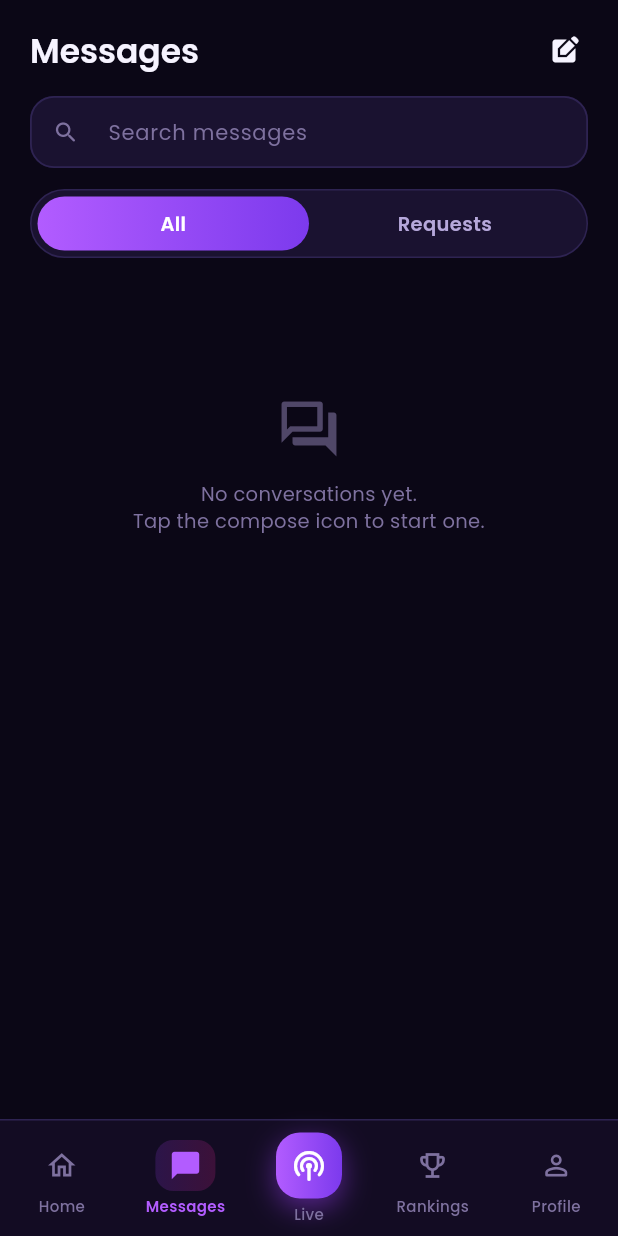
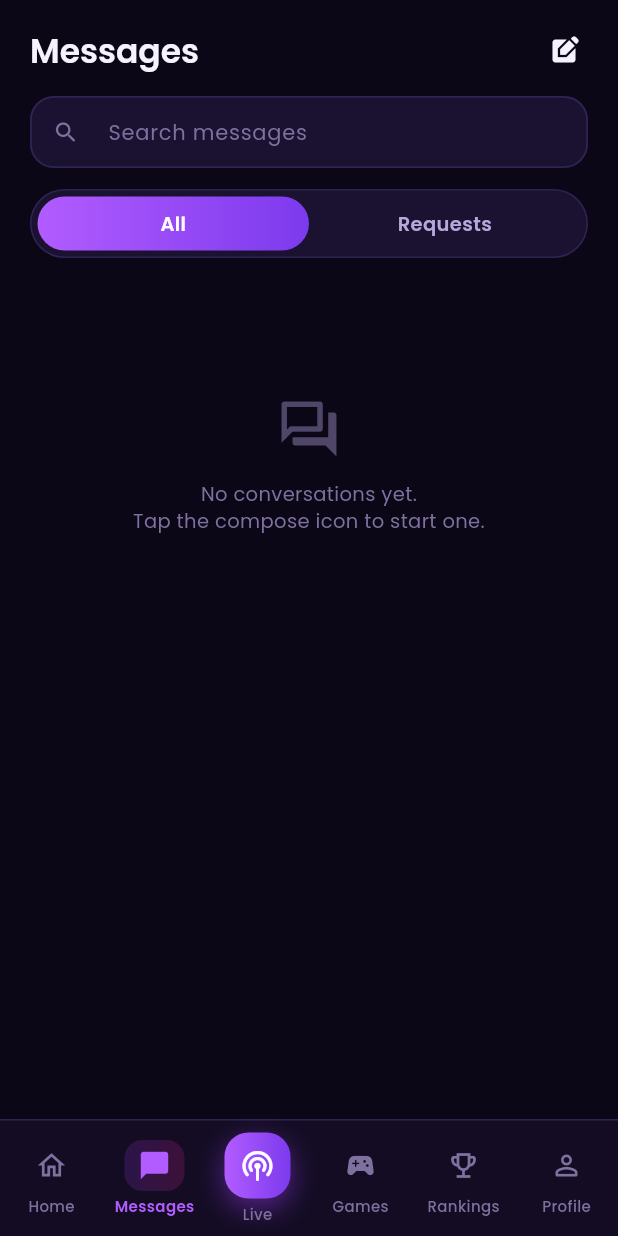
Before and after one commit to KDR9MGR/sabalive, a Flutter app: the screen it shows once a user with an empty profile is signed in, item 2 of the bottom bar chosen, on a phone screen of 412 x 824 dp. Run offline on Flutter 3.47's test engine with Material 3 defaults, Android fonts, the phone set to English and light mode, and no system bars; our stand-ins replace google_fonts, permission_handler, shared_preferences, smooth_page_indicator, supabase_flutter, video_player; missing offline and left inert: agora_rtc_engine; accounts and stored records are empty; network calls fail.

Commit message:
Fix stale live streams, restyle home/live nav, add live theming foundation
- Root cause of "Live Now cards don't work": streams never got marked
  ended when a host force-quit, so ~9 rows sat at status='live' for up
  to 9 days. Added a heartbeat column + pg_cron job that auto-ends any
  stream whose host has missed heartbeats for 90s, and cleared the
  stale rows. Both broadcast and PK screens now heartbeat every 30s.
- Home screen: removed the mock-data fallback for Live Now (real empty
  state instead), added the "SABA LIVE" wordmark, replaced the fake
  "Weekend Live Party" banner with a real "Welcome back" card wired to
  Go Live.
- Live screen: was never wired to real streams at all (100% mock,
  regardless of what was actually live) — now uses LiveStreamsController.
  Games moved from a top-right icon into the global bottom nav next to
  Live; Go Live Now is now a floating pill above the nav bar instead of
  a full-width banner.
- New theming foundation: app_config (already admin-editable, already
  had an unused brand_color column) gained accent_color and font_family.
  A new ThemeConfigController loads and live-subscribes to it, driving
  the root MaterialApp theme via google_fonts — an admin-panel colour or
  font change now reaches running apps without a release. Scoped to the
  ambient Material theme for now; screens hardcoding AppColors directly
  are a separate follow-up.

Co-Authored-By: Claude Sonnet 5 <noreply@anthropic.com>

```diff
--- a/lib/app.dart
+++ b/lib/app.dart
@@ -10,6 +10,7 @@ import 'state/auth_controller.dart';
 import 'state/calls_controller.dart';
 import 'state/live_streams_controller.dart';
 import 'state/session_controller.dart';
+import 'state/theme_config_controller.dart';
 import 'state/wallet_controller.dart';
 import 'theme/app_theme.dart';
 
@@ -25,12 +26,19 @@ class SabaLiveApp extends StatelessWidget {
         ChangeNotifierProvider(create: (_) => SessionController()),
         ChangeNotifierProvider(create: (_) => LiveStreamsController()),
         ChangeNotifierProvider(create: (_) => CallsController()),
+        ChangeNotifierProvider(create: (_) => ThemeConfigController()),
       ],
-      child: MaterialApp(
-        title: 'SABALIVE',
-        debugShowCheckedModeBanner: false,
-        theme: AppTheme.dark,
-        home: const _RootGate(),
+      child: Consumer<ThemeConfigController>(
+        builder: (context, themeConfig, _) => MaterialApp(
+          title: 'SABALIVE',
+          debugShowCheckedModeBanner: false,
+          theme: AppTheme.dark(
+            primary: themeConfig.primary,
+            secondary: themeConfig.secondary,
+            fontFamilyOverride: themeConfig.fontFamily,
+          ),
+          home: const _RootGate(),
+        ),
       ),
     );
   }
--- a/lib/features/shell/main_shell.dart
+++ b/lib/features/shell/main_shell.dart
@@ -1,6 +1,7 @@
 import 'package:flutter/material.dart';
 import 'package:provider/provider.dart';
 
+import '../../router/app_nav.dart';
 import '../../state/session_controller.dart';
 import '../../theme/app_colors.dart';
 import '../home/home_screen.dart';
@@ -12,7 +13,9 @@ import '../profile/profile_screen.dart';
 class MainShell extends StatelessWidget {
   const MainShell({super.key});
 
-  // "Live" sits in the centre slot — the prominent raised button.
+  // "Live" sits in the centre slot — the prominent raised button. "Games"
+  // sits right next to it but isn't one of the IndexedStack pages below —
+  // it pushes its own screen instead of swapping tabs.
   static const _tabs = [
     _TabDef('Home', Icons.home_rounded, Icons.home_outlined),
     _TabDef('Messages', Icons.chat_bubble_rounded, Icons.chat_bubble_outline_rounded),
@@ -75,21 +78,48 @@ class _BottomBar extends StatelessWidget {
         border: const Border(top: BorderSide(color: AppColors.stroke)),
       ),
       child: Row(
-        children: List.generate(tabs.length, (i) {
-          final selected = i == index;
-          final isLive = i == MainShell._liveIndex;
+        children: [
+          for (var i = 0; i < tabs.length; i++) ...[
+            _item(
+              icon: index == i ? tabs[i].active : tabs[i].inactive,
+              label: tabs[i].label,
+              selected: index == i,
+              raised: i == MainShell._liveIndex,
+              onTap: () => onTap(i),
+            ),
+            if (i == MainShell._liveIndex)
+              _item(
+                icon: Icons.sports_esports_rounded,
+                label: 'Games',
+                selected: false,
+                raised: false,
+                onTap: () => AppNav.games(context),
+              ),
+          ],
+        ],
+      ),
+    );
+  }
+
+  Widget _item({
+    required IconData icon,
+    required String label,
+    required bool selected,
+    required bool raised,
+    required VoidCallback onTap,
+  }) {
     return Expanded(
       child: GestureDetector(
         behavior: HitTestBehavior.opaque,
-              onTap: () => onTap(i),
+        onTap: onTap,
         child: Column(
           mainAxisSize: MainAxisSize.min,
           children: [
             Container(
-                    width: isLive ? 44 : 40,
-                    height: isLive ? 44 : 34,
+              width: raised ? 44 : 40,
+              height: raised ? 44 : 34,
               decoration: BoxDecoration(
-                      gradient: isLive
+                gradient: raised
                     ? AppColors.primaryGradient
                     : selected
                         ? LinearGradient(colors: [
@@ -97,8 +127,8 @@ class _BottomBar extends StatelessWidget {
                             AppColors.magenta.withValues(alpha: 0.18),
                           ])
                         : null,
-                      borderRadius: BorderRadius.circular(isLive ? 16 : 12),
-                      boxShadow: isLive
+                borderRadius: BorderRadius.circular(raised ? 16 : 12),
+                boxShadow: raised
                     ? [
                         BoxShadow(
                           color: AppColors.primary.withValues(alpha: 0.5),
@@ -109,9 +139,9 @@ class _BottomBar extends StatelessWidget {
                     : null,
               ),
               child: Icon(
-                      selected ? tabs[i].active : tabs[i].inactive,
-                      size: isLive ? 24 : 22,
-                      color: isLive
+                icon,
+                size: raised ? 24 : 22,
+                color: raised
                     ? Colors.white
                     : selected
                         ? AppColors.primaryBright
@@ -120,22 +150,17 @@ class _BottomBar extends StatelessWidget {
             ),
             const SizedBox(height: 3),
             Text(
-                    tabs[i].label,
+              label,
               style: TextStyle(
                 fontFamily: 'Poppins',
                 fontSize: 10,
                 fontWeight: selected ? FontWeight.w600 : FontWeight.w500,
-                      color: selected
-                          ? AppColors.primaryBright
-                          : AppColors.textMuted,
+                color: selected ? AppColors.primaryBright : AppColors.textMuted,
               ),
             ),
           ],
         ),
       ),
     );
-        }),
-      ),
-    );
   }
 }
--- /dev/null
+++ b/lib/state/theme_config_controller.dart
@@ -0,0 +1,70 @@
+import 'package:flutter/material.dart';
+import 'package:supabase_flutter/supabase_flutter.dart';
+
+import '../config/supabase_client.dart';
+
+/// Loads branding (primary/accent colour, font family) from the admin-panel
+/// -editable `app_config` singleton and keeps it live via Realtime, so a
+/// change made in the admin panel reaches running apps without a release —
+/// no app-store update needed for a recolour.
+///
+/// This is the *foundation*: it drives the root MaterialApp theme (default
+/// Material component styling, Theme.of(context).textTheme). Most screens
+/// in this app hardcode `AppColors.xxx` directly rather than reading from
+/// the ambient theme, so they won't visually change until migrated onto
+/// this controller — a separate, larger follow-up.
+class ThemeConfigController extends ChangeNotifier {
+  ThemeConfigController() {
+    _load();
+    _channel = supabase
+        .channel('public:app_config:theme')
+        .onPostgresChanges(
+          event: PostgresChangeEvent.update,
+          schema: 'public',
+          table: 'app_config',
+          callback: (_) => _load(),
+        )
+        .subscribe();
+  }
+
+  Color _primary = const Color(0xFF7C3AED);
+  Color _secondary = const Color(0xFFF5279B);
+  String _fontFamily = 'Poppins';
+  RealtimeChannel? _channel;
+
+  Color get primary => _primary;
+  Color get secondary => _secondary;
+  String get fontFamily => _fontFamily;
+
+  Future<void> _load() async {
+    try {
+      final row = await supabase
+          .from('app_config')
+          .select('brand_color, accent_color, font_family')
+          .maybeSingle();
+      if (row == null) return;
+      _primary = _parseColor(row['brand_color'] as String?) ?? _primary;
+      _secondary = _parseColor(row['accent_color'] as String?) ?? _secondary;
+      final font = (row['font_family'] as String?)?.trim();
+      if (font != null && font.isNotEmpty) _fontFamily = font;
+      notifyListeners();
+    } catch (_) {
+      // Keep the built-in defaults if app_config isn't reachable — the app
+      // should never fail to start over a branding fetch.
+    }
+  }
+
+  static Color? _parseColor(String? hex) {
+    if (hex == null || hex.isEmpty) return null;
+    final cleaned = hex.trim().replaceFirst('#', '');
+    final padded = cleaned.length == 6 ? 'FF$cleaned' : cleaned;
+    final value = int.tryParse(padded, radix: 16);
+    return value == null ? null : Color(value);
+  }
+
+  @override
+  void dispose() {
+    _channel?.unsubscribe();
+    super.dispose();
+  }
+}
--- a/lib/theme/app_theme.dart
+++ b/lib/theme/app_theme.dart
@@ -1,5 +1,6 @@
 import 'package:flutter/material.dart';
 import 'package:flutter/services.dart';
+import 'package:google_fonts/google_fonts.dart';
 
 import 'app_colors.dart';
 
@@ -8,11 +9,21 @@ class AppTheme {
 
   static const String fontFamily = 'Poppins';
 
-  static ThemeData get dark {
+  /// [primary]/[secondary]/[fontFamilyOverride] come from the admin-panel
+  /// -editable `app_config` row (via [ThemeConfigController]) when
+  /// available; omitted, this renders exactly as the hardcoded defaults
+  /// always have. A [fontFamilyOverride] other than 'Poppins' is fetched
+  /// live via google_fonts — 'Poppins' itself always uses the bundled
+  /// asset (no network dependency for the default look).
+  static ThemeData dark({Color? primary, Color? secondary, String? fontFamilyOverride}) {
+    final effectivePrimary = primary ?? AppColors.primary;
+    final effectiveSecondary = secondary ?? AppColors.magenta;
+    final effectiveFont = fontFamilyOverride ?? fontFamily;
+
     final base = ThemeData.dark(useMaterial3: true);
-    final scheme = const ColorScheme.dark(
-      primary: AppColors.primary,
-      secondary: AppColors.magenta,
+    final scheme = ColorScheme.dark(
+      primary: effectivePrimary,
+      secondary: effectiveSecondary,
       surface: AppColors.surface,
       error: AppColors.danger,
       onPrimary: Colors.white,
@@ -23,24 +34,20 @@ class AppTheme {
       colorScheme: scheme,
       scaffoldBackgroundColor: AppColors.bg,
       canvasColor: AppColors.bg,
-      primaryColor: AppColors.primary,
-      textTheme: _textTheme(base.textTheme),
-      splashColor: AppColors.primary.withValues(alpha: 0.12),
+      primaryColor: effectivePrimary,
+      textTheme: _textTheme(base.textTheme, effectiveFont),
+      splashColor: effectivePrimary.withValues(alpha: 0.12),
       highlightColor: Colors.transparent,
       dividerColor: AppColors.stroke,
-      appBarTheme: const AppBarTheme(
+      appBarTheme: AppBarTheme(
         backgroundColor: Colors.transparent,
         elevation: 0,
         scrolledUnderElevation: 0,
         centerTitle: false,
         systemOverlayStyle: SystemUiOverlayStyle.light,
-        iconTheme: IconThemeData(color: AppColors.textPrimary),
-        titleTextStyle: TextStyle(
-          fontFamily: fontFamily,
-          fontSize: 18,
-          fontWeight: FontWeight.w600,
-          color: AppColors.textPrimary,
-        ),
+        iconTheme: const IconThemeData(color: AppColors.textPrimary),
+        titleTextStyle: _font(effectiveFont,
+            size: 18, weight: FontWeight.w600, color: AppColors.textPrimary),
       ),
       inputDecorationTheme: InputDecorationTheme(
         filled: true,
@@ -67,10 +74,10 @@ class AppTheme {
         backgroundColor: AppColors.bgElevated,
         surfaceTintColor: Colors.transparent,
       ),
-      snackBarTheme: const SnackBarThemeData(
+      snackBarTheme: SnackBarThemeData(
         behavior: SnackBarBehavior.floating,
         backgroundColor: AppColors.surfaceAlt,
-        contentTextStyle: TextStyle(color: AppColors.textPrimary, fontFamily: fontFamily),
+        contentTextStyle: _font(effectiveFont, size: 14, weight: FontWeight.w400, color: AppColors.textPrimary),
       ),
       chipTheme: base.chipTheme.copyWith(
         backgroundColor: AppColors.surface,
@@ -86,31 +93,42 @@ class AppTheme {
         borderSide: BorderSide(color: color, width: 1.2),
       );
 
-  static TextTheme _textTheme(TextTheme base) {
-    TextStyle f(double size, FontWeight w, {double? height, Color? color, double? spacing}) =>
-        TextStyle(
-          fontFamily: fontFamily,
-          fontSize: size,
-          fontWeight: w,
-          height: height,
-          letterSpacing: spacing,
-          color: color ?? AppColors.textPrimary,
-        );
+  /// 'Poppins' always uses the bundled asset (no network round-trip for the
+  /// default look); any other family name is fetched live via google_fonts,
+  /// which is how an admin-chosen font actually takes effect on screens
+  /// that read from the ambient theme.
+  static TextStyle _font(
+    String font, {
+    required double size,
+    required FontWeight weight,
+    double? height,
+    Color? color,
+    double? spacing,
+  }) {
+    final style = TextStyle(
+      fontSize: size,
+      fontWeight: weight,
+      height: height,
+      letterSpacing: spacing,
+      color: color ?? AppColors.textPrimary,
+    );
+    if (font == fontFamily) return style.copyWith(fontFamily: font);
+    return GoogleFonts.getFont(font, textStyle: style);
+  }
 
-    return base
-        .copyWith(
-          displaySmall: f(30, FontWeight.w700, height: 1.15),
-          headlineMedium: f(26, FontWeight.w700, height: 1.15),
-          headlineSmall: f(22, FontWeight.w600, height: 1.2),
-          titleLarge: f(19, FontWeight.w600),
-          titleMedium: f(16, FontWeight.w600),
-          titleSmall: f(14, FontWeight.w600),
-          bodyLarge: f(15, FontWeight.w400, height: 1.4, color: AppColors.textSecondary),
-          bodyMedium: f(14, FontWeight.w400, height: 1.4, color: AppColors.textSecondary),
-          bodySmall: f(12, FontWeight.w400, height: 1.4, color: AppColors.textMuted),
-          labelLarge: f(14, FontWeight.w600),
-          labelMedium: f(12, FontWeight.w500, color: AppColors.textSecondary),
-        )
-        .apply(fontFamily: fontFamily);
+  static TextTheme _textTheme(TextTheme base, String font) {
+    return base.copyWith(
+      displaySmall: _font(font, size: 30, weight: FontWeight.w700, height: 1.15),
+      headlineMedium: _font(font, size: 26, weight: FontWeight.w700, height: 1.15),
+      headlineSmall: _font(font, size: 22, weight: FontWeight.w600, height: 1.2),
+      titleLarge: _font(font, size: 19, weight: FontWeight.w600),
+      titleMedium: _font(font, size: 16, weight: FontWeight.w600),
+      titleSmall: _font(font, size: 14, weight: FontWeight.w600),
+      bodyLarge: _font(font, size: 15, weight: FontWeight.w400, height: 1.4, color: AppColors.textSecondary),
+      bodyMedium: _font(font, size: 14, weight: FontWeight.w400, height: 1.4, color: AppColors.textSecondary),
+      bodySmall: _font(font, size: 12, weight: FontWeight.w400, height: 1.4, color: AppColors.textMuted),
+      labelLarge: _font(font, size: 14, weight: FontWeight.w600),
+      labelMedium: _font(font, size: 12, weight: FontWeight.w500, color: AppColors.textSecondary),
+    );
   }
 }
--- a/pubspec.yaml
+++ b/pubspec.yaml
@@ -19,6 +19,7 @@ dependencies:
   permission_handler: ^11.3.1
   shared_preferences: ^2.5.5
   video_player: ^2.9.2
+  google_fonts: ^6.2.1
 
 dev_dependencies:
   flutter_test:
```
Also changed, not shown: lib/features/home/home_screen.dart (+33 -16 lines), lib/features/live/live_broadcast_screen.dart (+9 -0 lines), lib/features/live/live_feed_screen.dart (+51 -51 lines), lib/features/live/pk_battle_screen.dart (+7 -0 lines), lib/state/live_streams_controller.dart (+10 -0 lines), pubspec.lock, 4 other files. Lines whose indentation alone changed are shown as unchanged.
